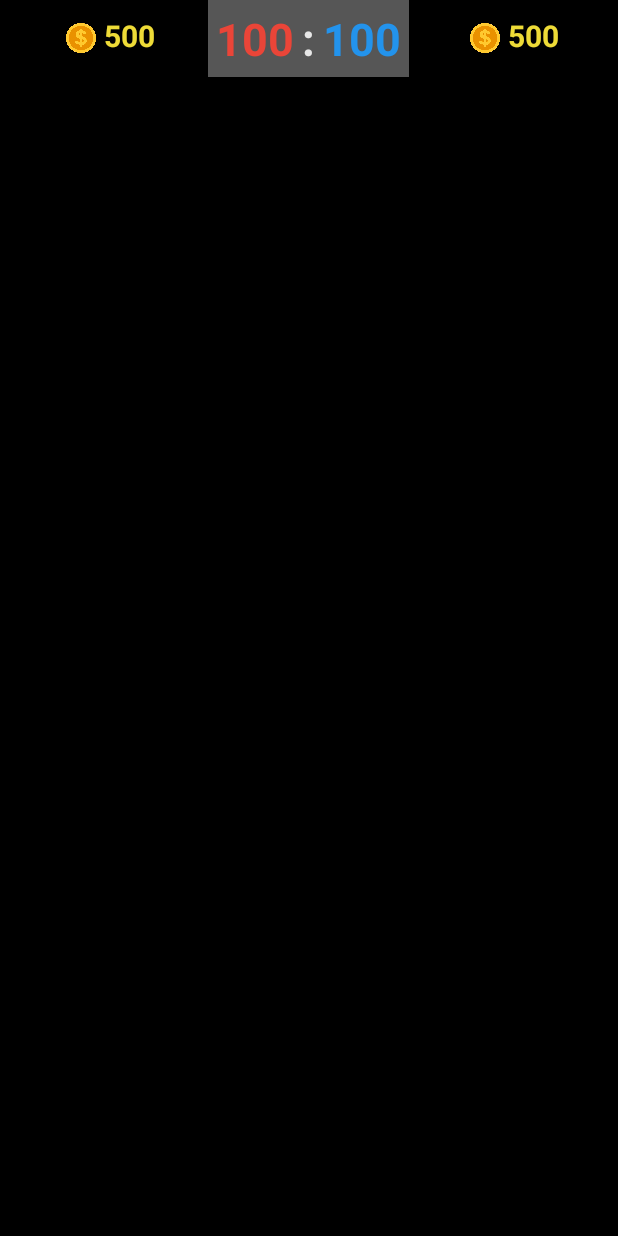
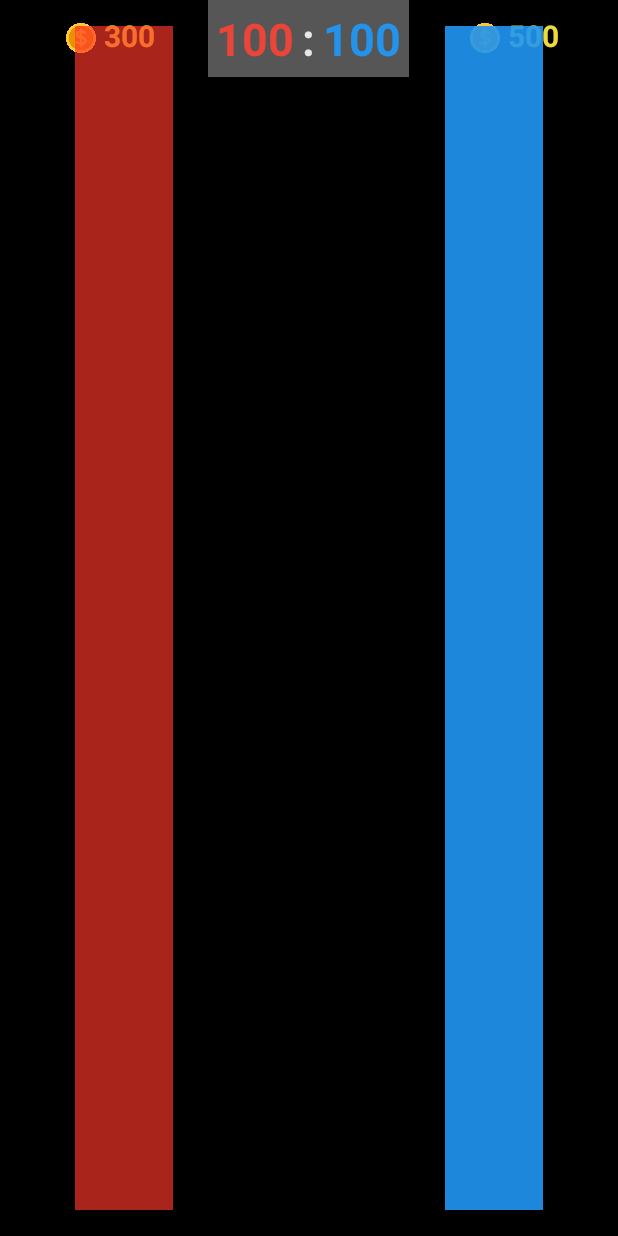
Before and after one commit to AlmasSinev/SpaceStrategy, an Android app: the layout activity_main.xml on its own in the app's theme, with its tools: preview values and no code run, on a phone screen of 412 x 824 dp. Run offline under Robolectric (Android 15) with nearby library versions, the phone set to English and light mode, and no system bars.

Commit message:
Добавлена возможность продать оружие Немножко изменен размер полей

```diff
--- a/app/src/main/java/com/plassrever/spacestrategy/GameLoop.java
+++ b/app/src/main/java/com/plassrever/spacestrategy/GameLoop.java
@@ -14,14 +14,24 @@ public class GameLoop {
             @Override
             public void run() {
 
-                prevCoins = Integer.parseInt(redText.getText().toString());
-                redText.setText(String.valueOf(prevCoins + 1));
+                if (running){
+                    prevCoins = Integer.parseInt(redText.getText().toString());
+                    redText.setText(String.valueOf(prevCoins + 1));
 
-                prevCoins = Integer.parseInt(blueText.getText().toString());
-                blueText.setText(String.valueOf(prevCoins + 1));
+                    prevCoins = Integer.parseInt(blueText.getText().toString());
+                    blueText.setText(String.valueOf(prevCoins + 1));
+                }
 
                 handler.postDelayed(this, 300);
             }
         });
     }
+
+    public void pause(){
+        running = false;
+    }
+
+    public void returnGameLoop(){
+        running = true;
+    }
 }
--- a/app/src/main/java/com/plassrever/spacestrategy/ImageAdapter.java
+++ b/app/src/main/java/com/plassrever/spacestrategy/ImageAdapter.java
@@ -52,9 +52,9 @@ public class ImageAdapter extends BaseAdapter {
 
         if (convertView == null){
             imageView = new ImageView(mContext);
-            imageView.setLayoutParams((new GridView.LayoutParams(125, 125)));
+            imageView.setLayoutParams((new GridView.LayoutParams(165, 165)));
             imageView.setScaleType(ImageView.ScaleType.CENTER_CROP);
-            imageView.setPadding(4, 4, 4, 4);
+            //imageView.setPadding(4, 4, 4, 4);
         } else {
             imageView = (ImageView) convertView;
         }
--- a/app/src/main/res/layout/activity_main.xml
+++ b/app/src/main/res/layout/activity_main.xml
@@ -28,7 +28,7 @@
         <TextView
             android:layout_width="wrap_content"
             android:layout_height="wrap_content"
-            android:text="500"
+            android:text="300"
             android:textColor="#EEFFEB3B"
             android:textSize="20dp"
             android:textStyle="bold"
@@ -103,32 +103,28 @@
 
 
     <GridView
-        android:layout_width="55dp"
-        android:layout_height="wrap_content"
+        android:layout_width="65dp"
+        android:layout_height="match_parent"
         android:layout_alignParentLeft="true"
         android:id="@+id/redteam_grid"
         android:numColumns="1"
-        android:verticalSpacing="15dp"
-        android:layout_marginTop="25dp"
+        android:layout_marginTop="17dp"
         android:layout_marginLeft="50dp"
-        android:layout_marginBottom="25dp"
-        android:horizontalSpacing="15dp"
+        android:layout_marginBottom="17dp"
         android:stretchMode="columnWidth"
         android:background="#A9FF3729"
         android:layout_centerVertical="true"/>
 
     <GridView
-        android:layout_width="55dp"
-        android:layout_height="wrap_content"
+        android:layout_width="65dp"
+        android:layout_height="match_parent"
         android:layout_alignParentRight="true"
         android:id="@+id/blueteam_grid"
         android:numColumns="1"
-        android:layout_marginTop="25dp"
+        android:layout_marginTop="17dp"
         android:layout_marginRight="50dp"
-        android:layout_marginBottom="25dp"
+        android:layout_marginBottom="17dp"
         android:stretchMode="columnWidth"
-        android:horizontalSpacing="15dp"
-        android:verticalSpacing="15dp"
         android:background="#E62196F3"
         android:layout_centerVertical="true"/>
 
--- a/app/src/main/res/layout/store_dialog.xml
+++ b/app/src/main/res/layout/store_dialog.xml
@@ -43,7 +43,7 @@
             android:layout_height="wrap_content"
             android:text="0"
             android:id="@+id/coins_dialog2"
-            android:textColor="#fff"
+            android:textColor="#F8E337"
             android:layout_marginRight="15dp"
             android:layout_marginLeft="5dp"
             android:textSize="16dp"/>
```
Also changed, not shown: app/src/main/java/com/plassrever/spacestrategy/MainActivity.java (+73 -6 lines), app/src/main/java/com/plassrever/spacestrategy/StoreItemsAdapter.java (+6 -1 lines).
